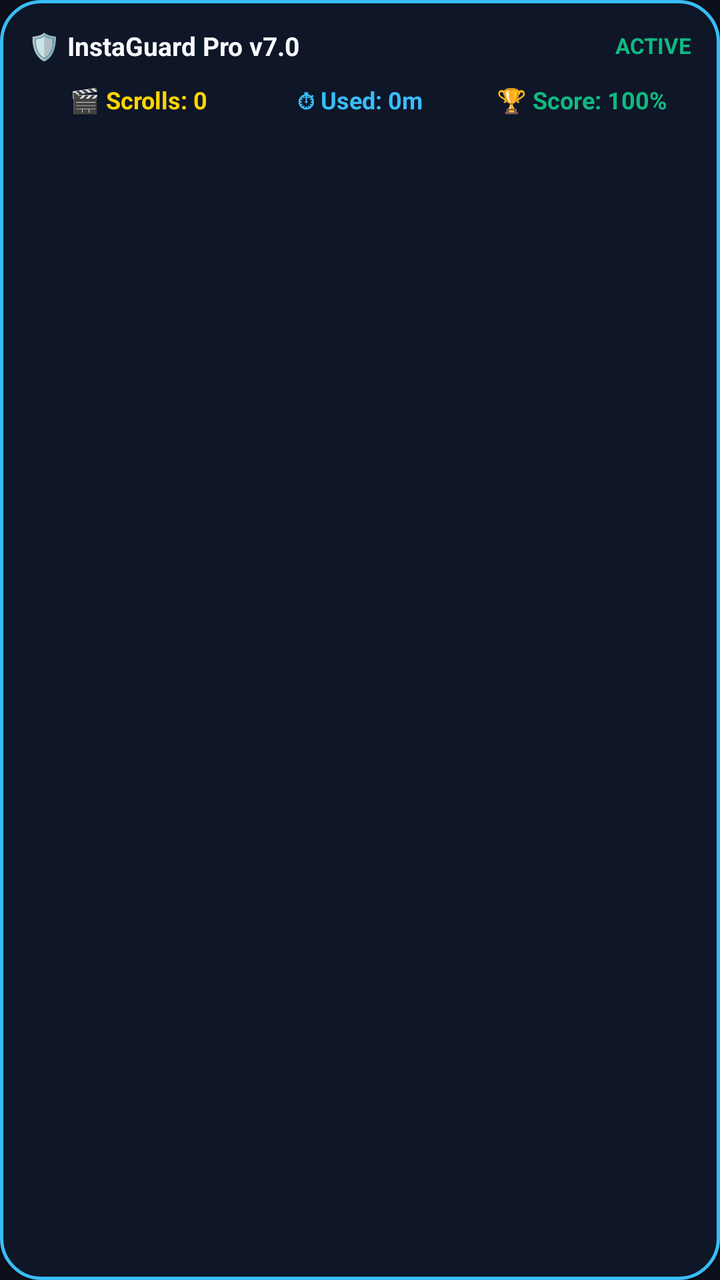
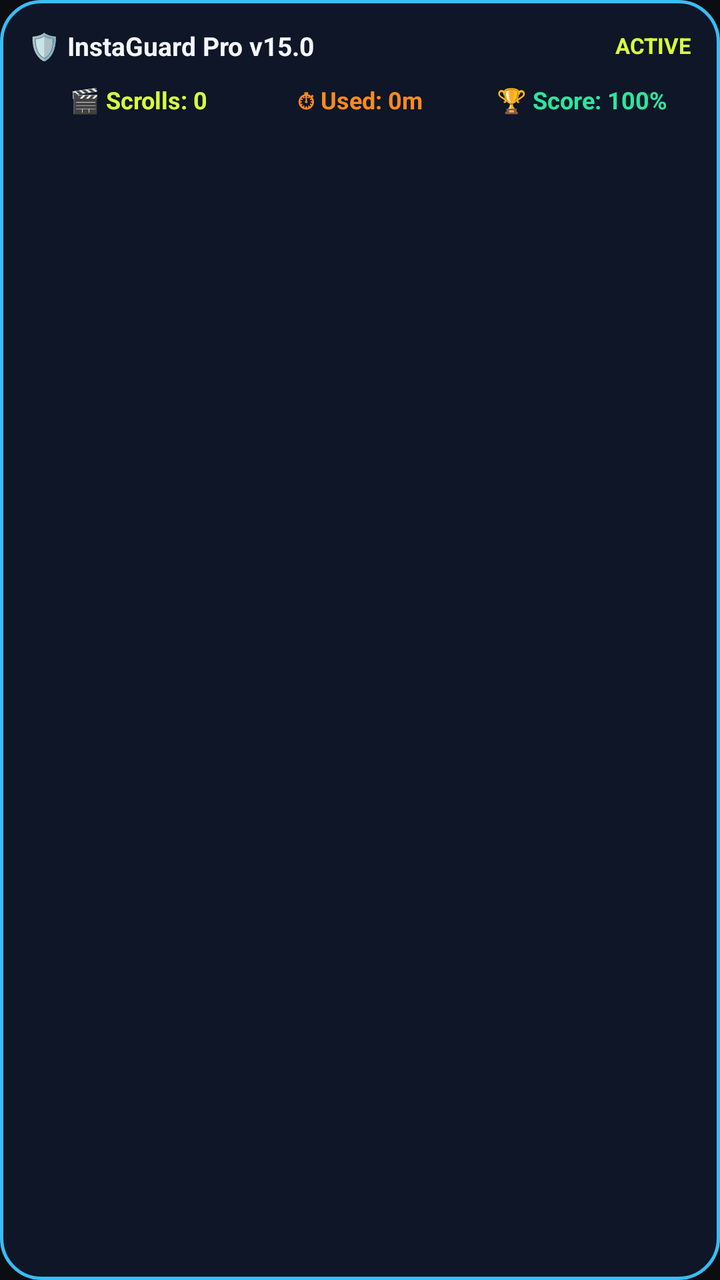

Screens rendered from an Android XML layout before and after an edit, with the pre-edit source and the edit as a unified diff.
<!-- AndroidManifest.xml: application theme Theme.InstaGuard -->
<!-- res/layout/widget_instaguard.xml -->
<?xml version="1.0" encoding="utf-8"?>
<LinearLayout xmlns:android="http://schemas.android.com/apk/res/android"
    android:id="@+id/widgetRootContainer"
    android:layout_width="match_parent"
    android:layout_height="wrap_content"
    android:background="@drawable/bg_widget_dark"
    android:orientation="vertical"
    android:padding="14dp">

    
    <LinearLayout
        android:layout_width="match_parent"
        android:layout_height="wrap_content"
        android:gravity="center_vertical"
        android:orientation="horizontal">

        <TextView
            android:id="@+id/tvWidgetTitle"
            android:layout_width="0dp"
            android:layout_height="wrap_content"
            android:layout_weight="1"
            android:text="🛡️ InstaGuard Pro v7.0"
            android:textColor="#F8FAFC"
            android:textSize="13sp"
            android:textStyle="bold" />

        <TextView
            android:id="@+id/tvWidgetStatus"
            android:layout_width="wrap_content"
            android:layout_height="wrap_content"
            android:text="ACTIVE"
            android:textColor="#10B981"
            android:textSize="11sp"
            android:textStyle="bold" />
    </LinearLayout>

    
    <LinearLayout
        android:layout_width="match_parent"
        android:layout_height="wrap_content"
        android:layout_marginTop="10dp"
        android:gravity="center_vertical"
        android:orientation="horizontal"
        android:weightSum="3">

        <TextView
            android:id="@+id/tvWidgetScrolls"
            android:layout_width="0dp"
            android:layout_height="wrap_content"
            android:layout_weight="1"
            android:gravity="center"
            android:text="🎬 Scrolls: 0"
            android:textColor="#FFD600"
            android:textSize="12sp"
            android:textStyle="bold" />

        <TextView
            android:id="@+id/tvWidgetTime"
            android:layout_width="0dp"
            android:layout_height="wrap_content"
            android:layout_weight="1"
            android:gravity="center"
            android:text="⏱ Used: 0m"
            android:textColor="#38BDF8"
            android:textSize="12sp"
            android:textStyle="bold" />

        <TextView
            android:id="@+id/tvWidgetScore"
            android:layout_width="0dp"
            android:layout_height="wrap_content"
            android:layout_weight="1"
            android:gravity="center"
            android:text="🏆 Score: 100%"
            android:textColor="#10B981"
            android:textSize="12sp"
            android:textStyle="bold" />
    </LinearLayout>

</LinearLayout>
<!-- resources referenced by this layout -->
<resources>
  <!-- drawable bg_widget_dark (drawable) -->
  <?xml version="1.0" encoding="utf-8"?>
  <shape xmlns:android="http://schemas.android.com/apk/res/android"
      android:shape="rectangle">
      <solid android:color="#EB0F172A" />
      <corners android:radius="20dp" />
      <stroke
          android:width="1.5dp"
          android:color="#38BDF8" />
  </shape>
  <style name="Theme.InstaGuard" parent="Theme.Material3.Dark.NoActionBar">
          <item name="colorPrimary">@color/accent_neon_blue</item>
          <item name="colorPrimaryVariant">@color/primary_dark</item>
          <item name="colorOnPrimary">#0B0F19</item>
          <item name="colorSecondary">@color/accent_yellow</item>
          <item name="android:statusBarColor">@color/bg_primary</item>
          <item name="android:navigationBarColor">@color/surface_card</item>
          <item name="android:windowLightStatusBar" tools:targetApi="m">false</item>
          <item name="android:windowLightNavigationBar" tools:targetApi="o_mr1">false</item>
          <item name="android:windowBackground">@color/bg_primary</item>
      </style>
  <color name="accent_neon_blue">#00E5FF</color>
  <color name="primary_dark">#00B0FF</color>
  <color name="accent_yellow">#FFD600</color>
  <color name="bg_primary">#0B0F19</color>
  <color name="surface_card">#161B22</color>
</resources>

<!-- the commit's change to res/layout/widget_instaguard.xml (unified diff, before → after) -->
@@ -19,8 +19,8 @@
             android:layout_width="0dp"
             android:layout_height="wrap_content"
             android:layout_weight="1"
-            android:text="🛡️ InstaGuard Pro v7.0"
-            android:textColor="#F8FAFC"
+            android:text="🛡️ InstaGuard Pro v15.0"
+            android:textColor="#F5F7FA"
             android:textSize="13sp"
             android:textStyle="bold" />
 
@@ -29,7 +29,7 @@
             android:layout_width="wrap_content"
             android:layout_height="wrap_content"
             android:text="ACTIVE"
-            android:textColor="#10B981"
+            android:textColor="#D8FF3E"
             android:textSize="11sp"
             android:textStyle="bold" />
     </LinearLayout>
@@ -50,7 +50,7 @@
             android:layout_weight="1"
             android:gravity="center"
             android:text="🎬 Scrolls: 0"
-            android:textColor="#FFD600"
+            android:textColor="#D8FF3E"
             android:textSize="12sp"
             android:textStyle="bold" />
 
@@ -61,7 +61,7 @@
             android:layout_weight="1"
             android:gravity="center"
             android:text="⏱ Used: 0m"
-            android:textColor="#38BDF8"
+            android:textColor="#FF8A1E"
             android:textSize="12sp"
             android:textStyle="bold" />
 
@@ -72,7 +72,7 @@
             android:layout_weight="1"
             android:gravity="center"
             android:text="🏆 Score: 100%"
-            android:textColor="#10B981"
+            android:textColor="#2EE59D"
             android:textSize="12sp"
             android:textStyle="bold" />
     </LinearLayout>
<!-- resource entries referenced after the edit -->
@@ -11,20 +11,20 @@
           android:color="#38BDF8" />
   </shape>
   <style name="Theme.InstaGuard" parent="Theme.Material3.Dark.NoActionBar">
-          <item name="colorPrimary">@color/accent_neon_blue</item>
+          <item name="colorPrimary">@color/ig_accent_primary</item>
           <item name="colorPrimaryVariant">@color/primary_dark</item>
-          <item name="colorOnPrimary">#0B0F19</item>
-          <item name="colorSecondary">@color/accent_yellow</item>
-          <item name="android:statusBarColor">@color/bg_primary</item>
-          <item name="android:navigationBarColor">@color/surface_card</item>
+          <item name="colorOnPrimary">@color/ig_text_on_accent</item>
+          <item name="colorSecondary">@color/ig_accent_amber</item>
+          <item name="android:statusBarColor">@color/ig_bg_canvas</item>
+          <item name="android:navigationBarColor">@color/ig_bg_canvas</item>
           <item name="android:windowLightStatusBar" tools:targetApi="m">false</item>
           <item name="android:windowLightNavigationBar" tools:targetApi="o_mr1">false</item>
-          <item name="android:windowBackground">@color/bg_primary</item>
+          <item name="android:windowBackground">@color/ig_bg_canvas</item>
       </style>
-  <color name="accent_neon_blue">#00E5FF</color>
-  <color name="primary_dark">#00B0FF</color>
-  <color name="accent_yellow">#FFD600</color>
-  <color name="bg_primary">#0B0F19</color>
-  <color name="surface_card">#161B22</color>
+  <color name="ig_accent_primary">#D8FF3E</color>
+  <color name="primary_dark">#B8E020</color>
+  <color name="ig_text_on_accent">#0B0D10</color>
+  <color name="ig_accent_amber">#FF8A1E</color>
+  <color name="ig_bg_canvas">#0B0D10</color>
 </resources>
 
